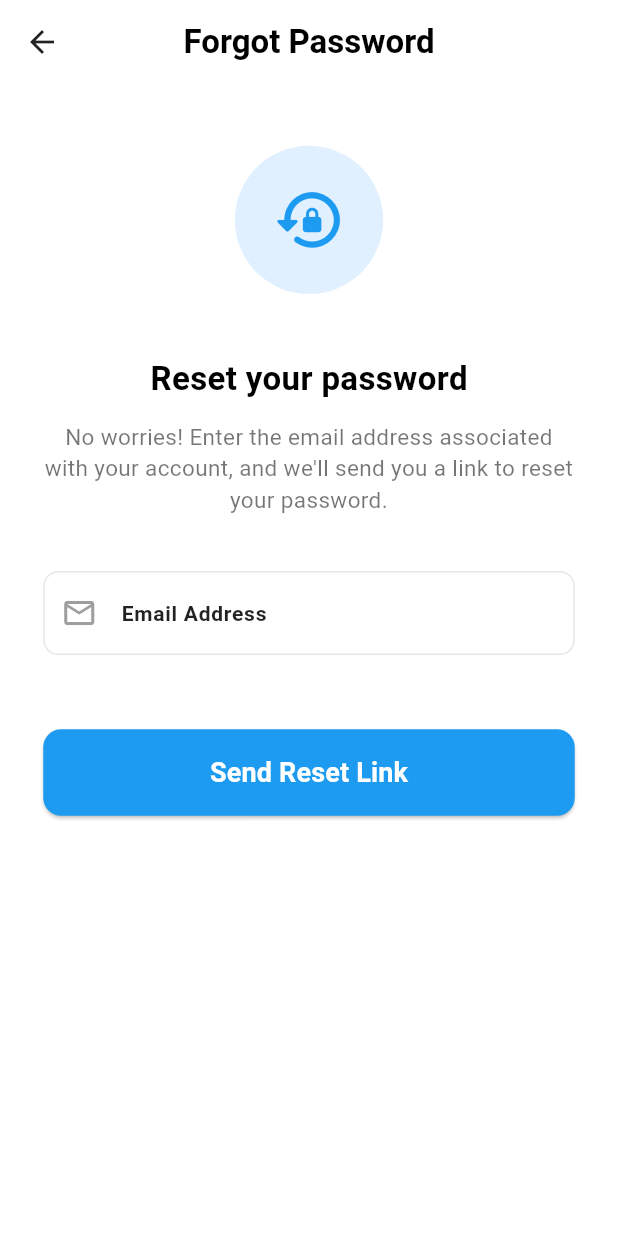
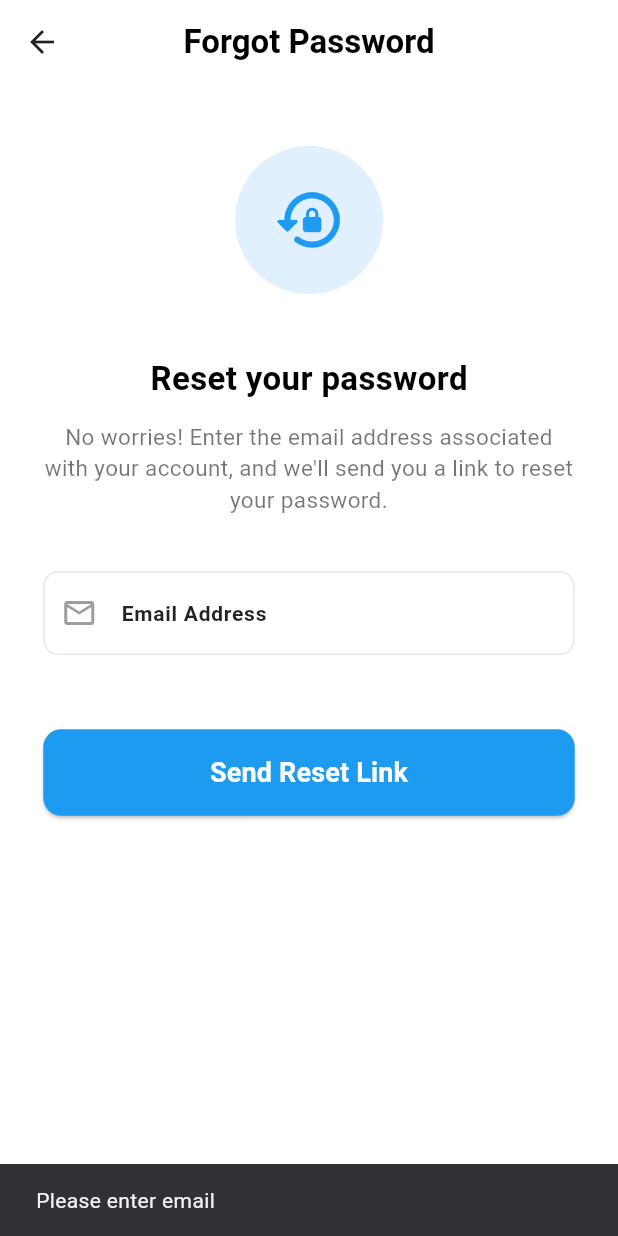
Before and after one commit to aymanSalahA/deal_wise, a Flutter app: the screen it shows after launch, after a tap on "Send Reset Link", on a phone screen of 412 x 824 dp. Run offline on Flutter 3.47's test engine with Material 3 defaults, Android fonts, the phone set to English and light mode, and no system bars; our stand-ins replace dio, flutter_bloc; network calls fail.

Commit message:
Add ForgotPasswordService with API integration and error handling

```diff
--- a/lib/features/auth/presentation/screens/forgot_password_screen.dart
+++ b/lib/features/auth/presentation/screens/forgot_password_screen.dart
@@ -1,11 +1,20 @@
+import 'package:deal_wise/features/auth/presentation/cubit/forgot_password_cubit.dart';
 import 'package:flutter/material.dart';
+import 'package:flutter_bloc/flutter_bloc.dart';
+import '../../data/api_service/forgot_password_service.dart';
 
 class ForgotPasswordScreen extends StatelessWidget {
-  const ForgotPasswordScreen({super.key});
+  ForgotPasswordScreen({super.key});
+
+  final TextEditingController emailController = TextEditingController();
+
   @override
   Widget build(BuildContext context) {
     final size = MediaQuery.of(context).size;
-    return Scaffold(
+
+    return BlocProvider(
+      create: (context) => ForgotPasswordCubit(ForgotPasswordService()),
+      child: Scaffold(
         backgroundColor: Colors.white,
         appBar: AppBar(
           backgroundColor: Colors.white,
@@ -53,6 +62,7 @@ class ForgotPasswordScreen extends StatelessWidget {
                 ),
                 SizedBox(height: size.height * 0.045),
                 TextField(
+                  controller: emailController,
                   decoration: InputDecoration(
                     prefixIcon: const Icon(
                       Icons.email_outlined,
@@ -79,18 +89,44 @@ class ForgotPasswordScreen extends StatelessWidget {
                   ),
                 ),
                 SizedBox(height: size.height * 0.06),
-              SizedBox(
+                BlocConsumer<ForgotPasswordCubit, ForgotPasswordState>(
+                  listener: (context, state) {
+                    if (state is ForgotPasswordSuccess) {
+                      ScaffoldMessenger.of(context).showSnackBar(
+                        const SnackBar(content: Text("Reset link sent successfully")),
+                      );
+                    } else if (state is ForgotPasswordFailure) {
+                      ScaffoldMessenger.of(context).showSnackBar(
+                        const SnackBar(content: Text("Failed to send reset link")),
+                      );
+                    }
+                  },
+                  builder: (context, state) {
+                    return SizedBox(
                       width: double.infinity,
                       height: size.height * 0.07,
                       child: ElevatedButton(
-                  onPressed: () {},
+                        onPressed: state is ForgotPasswordLoading
+                            ? null
+                            : () {
+                                final email = emailController.text.trim();
+                                if (email.isNotEmpty) {
+                                  context.read<ForgotPasswordCubit>().sendResetLink(email);
+                                } else {
+                                  ScaffoldMessenger.of(context).showSnackBar(
+                                    const SnackBar(content: Text("Please enter email")),
+                                  );
+                                }
+                              },
                         style: ElevatedButton.styleFrom(
                           backgroundColor: const Color(0xFF1D9BF0),
                           shape: RoundedRectangleBorder(
                             borderRadius: BorderRadius.circular(12),
                           ),
                         ),
-                  child: const Text(
+                        child: state is ForgotPasswordLoading
+                            ? const CircularProgressIndicator(color: Colors.white)
+                            : const Text(
                                 "Send Reset Link",
                                 style: TextStyle(
                                   fontSize: 18,
@@ -99,8 +135,11 @@ class ForgotPasswordScreen extends StatelessWidget {
                                 ),
                               ),
                       ),
+                    );
+                  },
                 ),
               ],
+            ),
           ),
         ),
       ),
--- a/lib/main.dart
+++ b/lib/main.dart
@@ -22,7 +22,7 @@ class MyApp extends StatelessWidget {
       debugShowCheckedModeBanner: false,
       title: 'Deal Wise',
       // home: const SplashScreen(),
-          home: const ForgotPasswordScreen(),
+          home:  ForgotPasswordScreen(),
       routes: {
         '/resetPassword': (context) => ResetPasswordScreen(),
         '/dummy': (context) => const DummyScreen(),
```
Also changed, not shown: lib/features/auth/data/api_service/forgot_password_service.dart (+22 -10 lines). Lines whose indentation alone changed are shown as unchanged.
